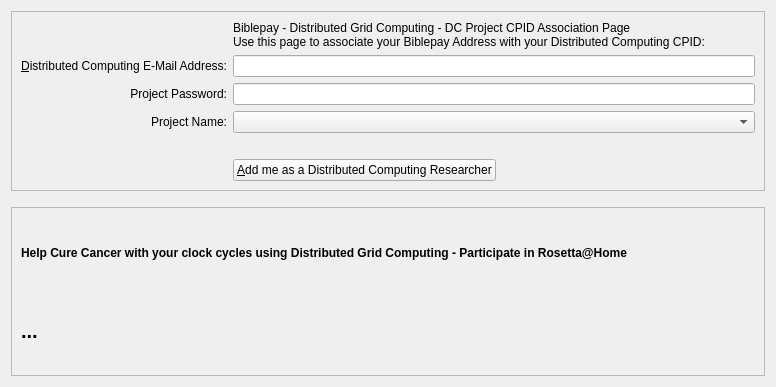
First picture: the form in src/qt/forms/distributedcomputingdialog.ui, repository biblepay/biblepay_legacy, before the edit.
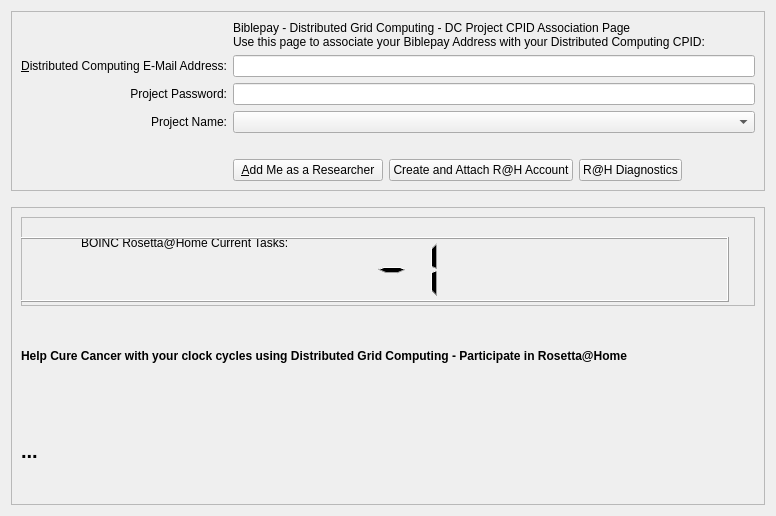
Second picture: the form after the edit.

What changed in the file:
```diff
--- a/src/qt/forms/distributedcomputingdialog.ui
+++ b/src/qt/forms/distributedcomputingdialog.ui
@@ -7,7 +7,7 @@
     <x>0</x>
     <y>0</y>
     <width>776</width>
-    <height>387</height>
+    <height>516</height>
    </rect>
   </property>
   <layout class="QVBoxLayout" name="verticalLayout" stretch="0,0,1">
@@ -76,7 +76,21 @@
              </size>
             </property>
             <property name="text">
-             <string>&amp;Add me as a Distributed Computing Researcher</string>
+             <string>&amp;Add Me as a Researcher</string>
+            </property>
+           </widget>
+          </item>
+          <item>
+           <widget class="QPushButton" name="btnFix">
+            <property name="text">
+             <string>Create and Attach R@H Account</string>
+            </property>
+           </widget>
+          </item>
+          <item>
+           <widget class="QPushButton" name="btnDiagnostics">
+            <property name="text">
+             <string>R@H Diagnostics</string>
             </property>
            </widget>
           </item>
@@ -174,6 +188,42 @@
       <enum>QFrame::Raised</enum>
      </property>
      <layout class="QVBoxLayout" name="verticalLayout_2">
+      <item>
+       <widget class="QFrame" name="frame_2">
+        <property name="frameShape">
+         <enum>QFrame::StyledPanel</enum>
+        </property>
+        <property name="frameShadow">
+         <enum>QFrame::Raised</enum>
+        </property>
+        <widget class="QLabel" name="label_8">
+         <property name="geometry">
+          <rect>
+           <x>60</x>
+           <y>0</y>
+           <width>738</width>
+           <height>51</height>
+          </rect>
+         </property>
+         <property name="text">
+          <string>BOINC Rosetta@Home Current Tasks:</string>
+         </property>
+        </widget>
+        <widget class="QLCDNumber" name="lcdTasks">
+         <property name="geometry">
+          <rect>
+           <x>-30</x>
+           <y>20</y>
+           <width>738</width>
+           <height>65</height>
+          </rect>
+         </property>
+         <property name="intValue" stdset="0">
+          <number>-1</number>
+         </property>
+        </widget>
+       </widget>
+      </item>
       <item>
        <widget class="QLabel" name="label_6">
         <property name="font">
```
